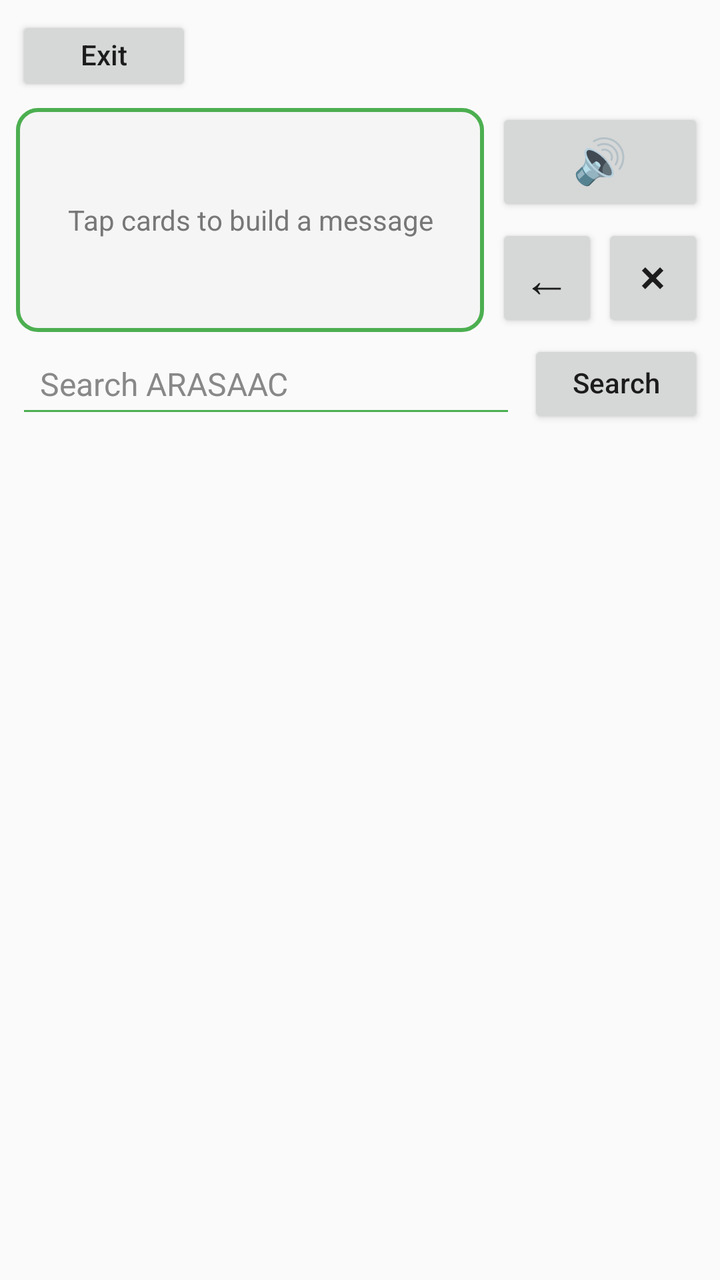
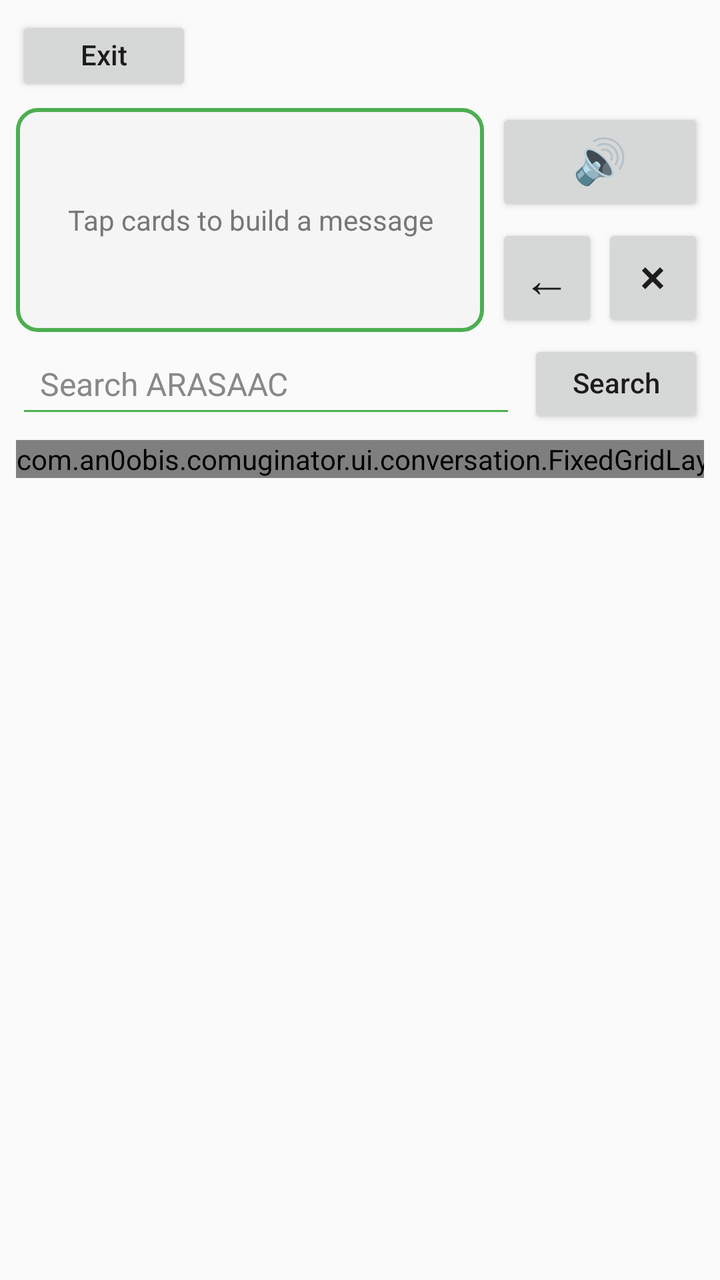

Before-and-after screenshots of an Android layout around one commit, followed by the original layout XML and the change that was made.
<!-- AndroidManifest.xml: application theme Theme.Comuginator -->
<!-- res/layout/activity_conversation.xml -->
<?xml version="1.0" encoding="utf-8"?>
<LinearLayout xmlns:android="http://schemas.android.com/apk/res/android"
    android:id="@+id/conversationRoot"
    android:layout_width="match_parent"
    android:layout_height="match_parent"
    android:orientation="vertical"
    android:paddingHorizontal="8dp"
    android:paddingTop="8dp">

    
    <LinearLayout
        android:layout_width="match_parent"
        android:layout_height="wrap_content"
        android:gravity="center_vertical"
        android:orientation="horizontal">

        <Button
            android:id="@+id/btnConvExit"
            style="@style/ComuginatorButton.Secondary"
            android:layout_width="wrap_content"
            android:layout_height="40dp"
            android:minHeight="40dp"
            android:text="@string/conversation_exit" />

        <TextView
            android:id="@+id/tvConvPath"
            style="@style/ComuginatorText.Small"
            android:layout_width="0dp"
            android:layout_height="wrap_content"
            android:layout_weight="1"
            android:ellipsize="end"
            android:gravity="center"
            android:maxLines="1"
            android:paddingHorizontal="8dp" />

        <Button
            android:id="@+id/btnConvUp"
            style="@style/ComuginatorButton.Secondary"
            android:layout_width="wrap_content"
            android:layout_height="40dp"
            android:minHeight="40dp"
            android:text="@string/back"
            android:visibility="invisible" />
    </LinearLayout>

    
    <LinearLayout
        android:layout_width="match_parent"
        android:layout_height="wrap_content"
        android:layout_marginTop="6dp"
        android:orientation="horizontal">

        <FrameLayout
            android:layout_width="0dp"
            android:layout_height="112dp"
            android:layout_weight="1"
            android:background="@drawable/bg_conv_line">

            <androidx.recyclerview.widget.RecyclerView
                android:id="@+id/rvConvLine"
                android:layout_width="match_parent"
                android:layout_height="match_parent"
                android:padding="2dp" />

            <TextView
                android:id="@+id/tvConvLineHint"
                style="@style/ComuginatorText.Muted"
                android:layout_width="match_parent"
                android:layout_height="match_parent"
                android:gravity="center"
                android:padding="8dp"
                android:text="@string/conversation_line_hint" />
        </FrameLayout>

        <LinearLayout
            android:layout_width="wrap_content"
            android:layout_height="112dp"
            android:layout_marginStart="6dp"
            android:orientation="vertical">

            <Button
                android:id="@+id/btnConvSpeak"
                style="@style/ComuginatorButton"
                android:layout_width="104dp"
                android:layout_height="0dp"
                android:layout_weight="1"
                android:contentDescription="@string/conversation_speak"
                android:minHeight="0dp"
                android:paddingHorizontal="0dp"
                android:text="@string/conversation_speak_glyph"
                android:textSize="22sp" />

            <LinearLayout
                android:layout_width="104dp"
                android:layout_height="0dp"
                android:layout_marginTop="4dp"
                android:layout_weight="1"
                android:orientation="horizontal">

                <Button
                    android:id="@+id/btnConvBackspace"
                    style="@style/ComuginatorButton.Secondary"
                    android:layout_width="0dp"
                    android:layout_height="match_parent"
                    android:layout_weight="1"
                    android:contentDescription="@string/conversation_backspace"
                    android:minWidth="0dp"
                    android:minHeight="0dp"
                    android:paddingHorizontal="0dp"
                    android:text="@string/conversation_backspace_glyph"
                    android:textSize="24sp" />

                <Button
                    android:id="@+id/btnConvClear"
                    style="@style/ComuginatorButton.Secondary"
                    android:layout_width="0dp"
                    android:layout_height="match_parent"
                    android:layout_marginStart="2dp"
                    android:layout_weight="1"
                    android:contentDescription="@string/conversation_clear"
                    android:minWidth="0dp"
                    android:minHeight="0dp"
                    android:paddingHorizontal="0dp"
                    android:text="@string/conversation_clear_glyph"
                    android:textSize="24sp" />
            </LinearLayout>
        </LinearLayout>
    </LinearLayout>

    
    <LinearLayout
        android:layout_width="match_parent"
        android:layout_height="wrap_content"
        android:layout_marginTop="4dp"
        android:gravity="center_vertical"
        android:orientation="horizontal">

        <EditText
            android:id="@+id/etConvSearch"
            style="@style/ComuginatorEditText.Search"
            android:layout_width="0dp"
            android:layout_height="44dp"
            android:layout_weight="1"
            android:hint="@string/conversation_search_hint"
            android:maxLines="1" />

        <Button
            android:id="@+id/btnConvSearch"
            style="@style/ComuginatorButton.Secondary"
            android:layout_width="wrap_content"
            android:layout_height="44dp"
            android:layout_marginStart="6dp"
            android:minHeight="44dp"
            android:text="@string/search" />
    </LinearLayout>

    
    <FrameLayout
        android:layout_width="match_parent"
        android:layout_height="0dp"
        android:layout_marginTop="6dp"
        android:layout_weight="1">

        <androidx.recyclerview.widget.RecyclerView
            android:id="@+id/rvConvLibrary"
            android:layout_width="match_parent"
            android:layout_height="match_parent"
            android:clipToPadding="false"
            android:paddingBottom="8dp" />

        <TextView
            android:id="@+id/tvConvEmpty"
            style="@style/ComuginatorText.Muted"
            android:layout_width="match_parent"
            android:layout_height="wrap_content"
            android:layout_gravity="center"
            android:gravity="center"
            android:padding="24dp"
            android:text="@string/conversation_empty"
            android:visibility="gone" />

        <ProgressBar
            android:id="@+id/progressConv"
            android:layout_width="wrap_content"
            android:layout_height="wrap_content"
            android:layout_gravity="center"
            android:visibility="gone" />
    </FrameLayout>

    <include layout="@layout/view_offline_banner" />

</LinearLayout>
<!-- res/layout/view_offline_banner.xml (included above) -->
<?xml version="1.0" encoding="utf-8"?>
<LinearLayout xmlns:android="http://schemas.android.com/apk/res/android"
    android:id="@+id/offlineBanner"
    android:layout_width="match_parent"
    android:layout_height="wrap_content"
    android:orientation="horizontal"
    android:gravity="center_vertical"
    android:paddingHorizontal="16dp"
    android:paddingVertical="4dp"
    android:visibility="gone">

    <TextView
        android:layout_width="0dp"
        android:layout_height="wrap_content"
        android:layout_weight="1"
        style="@style/ComuginatorText.Small"
        android:textStyle="bold"
        android:text="@string/offline_mode" />

    <Button
        android:id="@+id/btnReconnect"
        android:layout_width="wrap_content"
        android:layout_height="wrap_content"
        style="@style/ComuginatorButton.Secondary"
        android:text="@string/reconnect" />

</LinearLayout>
<!-- resources referenced by this layout -->
<resources>
  <!-- drawable bg_conv_line (drawable) -->
  <?xml version="1.0" encoding="utf-8"?>
  <shape xmlns:android="http://schemas.android.com/apk/res/android"
      android:shape="rectangle">
      <solid android:color="#F5F5F5" />
      <stroke android:width="2dp" android:color="#4CAF50" />
      <corners android:radius="10dp" />
  </shape>
  <string name="back">← Back</string>
  <string name="conversation_backspace">Remove last card</string>
  <string name="conversation_backspace_glyph" translatable="false">←</string>
  <string name="conversation_clear">Clear</string>
  <string name="conversation_clear_glyph" translatable="false">×</string>
  <string name="conversation_empty">No cards yet. A parent can add them in the Conversation library.</string>
  <string name="conversation_exit">Exit</string>
  <string name="conversation_line_hint">Tap cards to build a message</string>
  <string name="conversation_search_hint">Search ARASAAC</string>
  <string name="conversation_speak">Speak</string>
  <string name="conversation_speak_glyph" translatable="false">🔊</string>
  <string name="offline_mode">Offline mode</string>
  <string name="reconnect">Reconnect</string>
  <string name="search">Search</string>
  <style name="ComuginatorButton">
          <item name="android:layout_height">48dp</item>
          <item name="android:minHeight">48dp</item>
  
          <item name="android:textAllCaps">false</item>
          <item name="android:gravity">center</item>
          <item name="android:textAlignment">center</item>
          <item name="android:maxLines">2</item>
          <item name="android:includeFontPadding">false</item>
  
          <item name="android:paddingStart">16dp</item>
          <item name="android:paddingEnd">16dp</item>
          <item name="android:paddingTop">0dp</item>
          <item name="android:paddingBottom">0dp</item>
      </style>
  <style name="ComuginatorButton.Secondary" parent="ComuginatorButton" />
  <style name="ComuginatorEditText.Search" parent="ComuginatorEditText">
          <item name="android:imeOptions">actionSearch</item>
          <item name="android:inputType">textNoSuggestions</item>
      </style>
  <style name="ComuginatorText.Muted">
          <item name="android:textSize">14sp</item>
          <item name="android:textColor">#777777</item>
      </style>
  <style name="ComuginatorText.Small">
          <item name="android:textSize">14sp</item>
      </style>
  <style name="Theme.Comuginator" parent="Theme.AppCompat.DayNight.NoActionBar">
          <item name="colorPrimary">@android:color/holo_green_dark</item>
          <item name="colorPrimaryDark">@android:color/holo_green_dark</item>
          <item name="colorAccent">@android:color/holo_green_light</item>
      </style>
  <style name="ComuginatorEditText">
          <item name="android:layout_height">48dp</item>
          <item name="android:minHeight">48dp</item>
          <item name="android:paddingStart">12dp</item>
          <item name="android:paddingEnd">12dp</item>
          <item name="android:paddingTop">8dp</item>
          <item name="android:paddingBottom">8dp</item>
          <item name="android:textSize">16sp</item>
          <item name="android:textColor">?android:attr/textColorPrimary</item>
          <item name="android:textColorHint">#888888</item>
          <item name="android:backgroundTint">#4CAF50</item>
      </style>
</resources>

<!-- the commit's change to res/layout/activity_conversation.xml (unified diff, before → after) -->
@@ -32,6 +32,18 @@
             android:gravity="center"
             android:maxLines="1"
             android:paddingHorizontal="8dp" />
+
+        <Button
+            android:id="@+id/btnConvHome"
+            style="@style/ComuginatorButton.Secondary"
+            android:layout_width="wrap_content"
+            android:layout_height="40dp"
+            android:layout_marginEnd="6dp"
+            android:contentDescription="@string/conversation_home"
+            android:minWidth="0dp"
+            android:minHeight="40dp"
+            android:text="@string/conversation_home_glyph"
+            android:visibility="invisible" />
 
         <Button
             android:id="@+id/btnConvUp"
@@ -161,12 +173,26 @@
         android:layout_marginTop="6dp"
         android:layout_weight="1">
 
-        <androidx.recyclerview.widget.RecyclerView
-            android:id="@+id/rvConvLibrary"
+        
+        <androidx.core.widget.NestedScrollView
+            android:id="@+id/boardScroll"
             android:layout_width="match_parent"
             android:layout_height="match_parent"
             android:clipToPadding="false"
-            android:paddingBottom="8dp" />
+            android:paddingBottom="8dp">
+
+            <HorizontalScrollView
+                android:id="@+id/boardScrollH"
+                android:layout_width="wrap_content"
+                android:layout_height="wrap_content"
+                android:scrollbars="none">
+
+                <com.an0obis.comuginator.ui.conversation.FixedGridLayout
+                    android:id="@+id/boardGrid"
+                    android:layout_width="wrap_content"
+                    android:layout_height="wrap_content" />
+            </HorizontalScrollView>
+        </androidx.core.widget.NestedScrollView>
 
         <TextView
             android:id="@+id/tvConvEmpty"
<!-- resource entries referenced after the edit -->
@@ -15,6 +15,8 @@
   <string name="conversation_clear_glyph" translatable="false">×</string>
   <string name="conversation_empty">No cards yet. A parent can add them in the Conversation library.</string>
   <string name="conversation_exit">Exit</string>
+  <string name="conversation_home">Home</string>
+  <string name="conversation_home_glyph" translatable="false">🏠</string>
   <string name="conversation_line_hint">Tap cards to build a message</string>
   <string name="conversation_search_hint">Search ARASAAC</string>
   <string name="conversation_speak">Speak</string>
